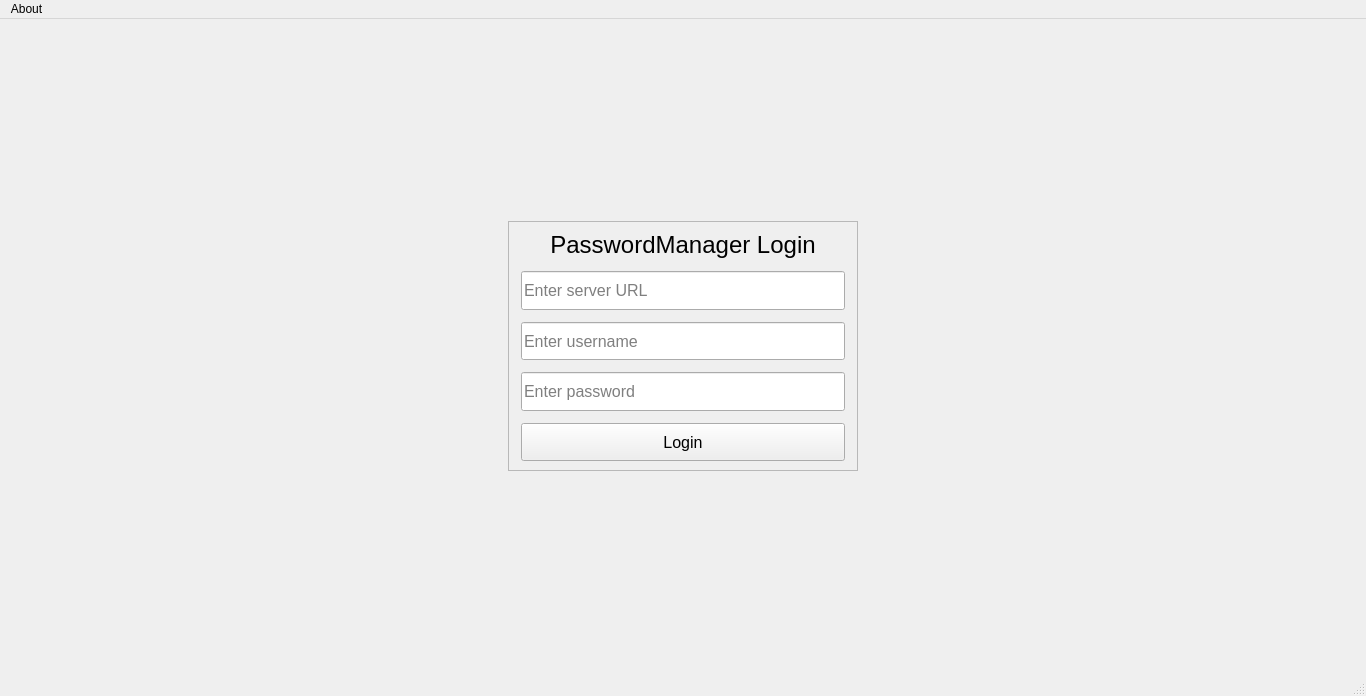
First picture: the form in pyside6_ui/main.ui, repository NewGuy103/PasswordManagerClient, before the edit.
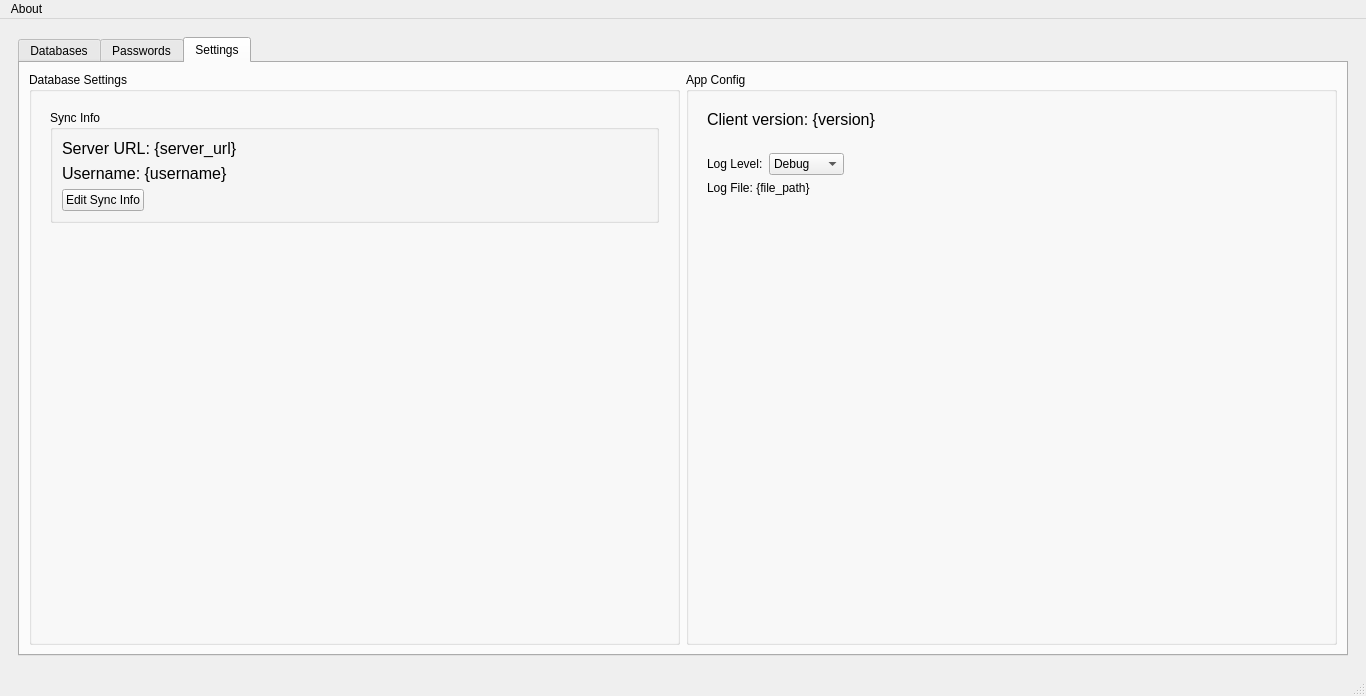
Second picture: the form after the edit. The open tabs and pages were chosen to show the change. Icons and pictures are not drawn.

Commit message: Add initial support for sync information and implement entry editing

Patch:
```diff
--- a/pyside6_ui/main.ui
+++ b/pyside6_ui/main.ui
@@ -18,141 +18,14 @@
     <item>
      <widget class="QStackedWidget" name="mainStackedWidget">
       <property name="currentIndex">
-       <number>1</number>
+       <number>0</number>
       </property>
-      <widget class="QWidget" name="loginPage">
-       <layout class="QVBoxLayout" name="verticalLayout_2">
-        <item alignment="Qt::AlignmentFlag::AlignHCenter|Qt::AlignmentFlag::AlignVCenter">
-         <widget class="QFrame" name="mainLoginFrame">
-          <property name="minimumSize">
-           <size>
-            <width>350</width>
-            <height>250</height>
-           </size>
-          </property>
-          <property name="frameShape">
-           <enum>QFrame::Shape::StyledPanel</enum>
-          </property>
-          <property name="frameShadow">
-           <enum>QFrame::Shadow::Raised</enum>
-          </property>
-          <layout class="QVBoxLayout" name="verticalLayout_3">
-           <property name="spacing">
-            <number>12</number>
-           </property>
-           <property name="leftMargin">
-            <number>12</number>
-           </property>
-           <property name="rightMargin">
-            <number>12</number>
-           </property>
-           <item>
-            <widget class="QLabel" name="loginLabel">
-             <property name="sizePolicy">
-              <sizepolicy hsizetype="Preferred" vsizetype="Maximum">
-               <horstretch>0</horstretch>
-               <verstretch>0</verstretch>
-              </sizepolicy>
-             </property>
-             <property name="font">
-              <font>
-               <pointsize>18</pointsize>
-              </font>
-             </property>
-             <property name="text">
-              <string>PasswordManager Login</string>
-             </property>
-             <property name="alignment">
-              <set>Qt::AlignmentFlag::AlignCenter</set>
-             </property>
-            </widget>
-           </item>
-           <item>
-            <widget class="QLineEdit" name="serverURILineEdit">
-             <property name="sizePolicy">
-              <sizepolicy hsizetype="Expanding" vsizetype="Minimum">
-               <horstretch>0</horstretch>
-               <verstretch>0</verstretch>
-              </sizepolicy>
-             </property>
-             <property name="font">
-              <font>
-               <pointsize>12</pointsize>
-              </font>
-             </property>
-             <property name="placeholderText">
-              <string>Enter server URL</string>
-             </property>
-            </widget>
-           </item>
-           <item>
-            <widget class="QLineEdit" name="usernameLineEdit">
-             <property name="sizePolicy">
-              <sizepolicy hsizetype="Expanding" vsizetype="Minimum">
-               <horstretch>0</horstretch>
-               <verstretch>0</verstretch>
-              </sizepolicy>
-             </property>
-             <property name="font">
-              <font>
-               <pointsize>12</pointsize>
-              </font>
-             </property>
-             <property name="placeholderText">
-              <string>Enter username</string>
-             </property>
-            </widget>
-           </item>
-           <item>
-            <widget class="QLineEdit" name="passwordLineEdit">
-             <property name="sizePolicy">
-              <sizepolicy hsizetype="Expanding" vsizetype="Minimum">
-               <horstretch>0</horstretch>
-               <verstretch>0</verstretch>
-              </sizepolicy>
-             </property>
-             <property name="font">
-              <font>
-               <pointsize>12</pointsize>
-              </font>
-             </property>
-             <property name="echoMode">
-              <enum>QLineEdit::EchoMode::Password</enum>
-             </property>
-             <property name="placeholderText">
-              <string>Enter password</string>
-             </property>
-            </widget>
-           </item>
-           <item>
-            <widget class="QPushButton" name="loginButton">
-             <property name="sizePolicy">
-              <sizepolicy hsizetype="Minimum" vsizetype="Minimum">
-               <horstretch>0</horstretch>
-               <verstretch>0</verstretch>
-              </sizepolicy>
-             </property>
-             <property name="font">
-              <font>
-               <pointsize>12</pointsize>
-              </font>
-             </property>
-             <property name="text">
-              <string>Login</string>
-             </property>
-            </widget>
-           </item>
-          </layout>
-         </widget>
-        </item>
-       </layout>
-      </widget>
       <widget class="QWidget" name="appPage">
        <layout class="QVBoxLayout" name="verticalLayout_4">
         <item>
          <widget class="QTabWidget" name="appTabWidget">
           <property name="currentIndex">
-           <number>0</number>
+           <number>2</number>
           </property>
           <widget class="QWidget" name="databasesTab">
            <attribute name="title">
@@ -597,7 +470,7 @@
            </attribute>
            <layout class="QHBoxLayout" name="horizontalLayout">
             <item>
-             <widget class="QGroupBox" name="availableLoginsGroupbox">
+             <widget class="QGroupBox" name="databaseSettingsGroupBox">
               <property name="sizePolicy">
                <sizepolicy hsizetype="Minimum" vsizetype="Preferred">
                 <horstretch>0</horstretch>
@@ -605,47 +478,82 @@
                </sizepolicy>
               </property>
               <property name="title">
-               <string>Available Logins</string>
+               <string>Database Settings</string>
               </property>
               <layout class="QVBoxLayout" name="verticalLayout_5">
                <item>
-                <widget class="QListWidget" name="availableLoginsListWidget">
-                 <property name="sizePolicy">
-                  <sizepolicy hsizetype="Minimum" vsizetype="Expanding">
-                   <horstretch>0</horstretch>
-                   <verstretch>0</verstretch>
-                  </sizepolicy>
-                 </property>
-                </widget>
-               </item>
-               <item>
-                <widget class="QFrame" name="accountButtonFrame">
-                 <property name="frameShape">
-                  <enum>QFrame::Shape::StyledPanel</enum>
-                 </property>
-                 <property name="frameShadow">
-                  <enum>QFrame::Shadow::Raised</enum>
-                 </property>
-                 <layout class="QHBoxLayout" name="horizontalLayout_2">
+                <widget class="QWidget" name="widget" native="true">
+                 <layout class="QVBoxLayout" name="verticalLayout_2">
                   <item>
-                   <widget class="QPushButton" name="addAccountButton">
-                    <property name="text">
-                     <string>Add Login</string>
+                   <widget class="QGroupBox" name="syncInfoGroupBox">
+                    <property name="sizePolicy">
+                     <sizepolicy hsizetype="Preferred" vsizetype="Maximum">
+                      <horstretch>0</horstretch>
+                      <verstretch>0</verstretch>
+                     </sizepolicy>
                     </property>
-                    <property name="icon">
-                     <iconset theme="QIcon::ThemeIcon::ListAdd"/>
+                    <property name="title">
+                     <string>Sync Info</string>
                     </property>
+                    <layout class="QVBoxLayout" name="verticalLayout_3">
+                     <item>
+                      <widget class="QLabel" name="syncInfoServerURLLabel">
+                       <property name="font">
+                        <font>
+                         <pointsize>12</pointsize>
+                        </font>
+                       </property>
+                       <property name="text">
+                        <string>Server URL: {server_url}</string>
+                       </property>
+                       <property name="textInteractionFlags">
+                        <set>Qt::TextInteractionFlag::TextBrowserInteraction</set>
+                       </property>
+                      </widget>
+                     </item>
+                     <item>
+                      <widget class="QLabel" name="syncInfoUsernameLabel">
+                       <property name="font">
+                        <font>
+                         <pointsize>12</pointsize>
+                        </font>
+                       </property>
+                       <property name="text">
+                        <string>Username: {username}</string>
+                       </property>
+                      </widget>
+                     </item>
+                     <item>
+                      <widget class="QPushButton" name="syncInfoEditButton">
+                       <property name="sizePolicy">
+                        <sizepolicy hsizetype="Maximum" vsizetype="Fixed">
+                         <horstretch>0</horstretch>
+                         <verstretch>0</verstretch>
+                        </sizepolicy>
+                       </property>
+                       <property name="text">
+                        <string>Edit Sync Info</string>
+                       </property>
+                       <property name="icon">
+                        <iconset theme="QIcon::ThemeIcon::DocumentProperties"/>
+                       </property>
+                      </widget>
+                     </item>
+                    </layout>
                    </widget>
                   </item>
                   <item>
-                   <widget class="QPushButton" name="removeAccountButton">
-                    <property name="text">
-                     <string>Remove Login</string>
+                   <spacer name="verticalSpacer_6">
+                    <property name="orientation">
+                     <enum>Qt::Orientation::Vertical</enum>
                     </property>
-                    <property name="icon">
-                     <iconset theme="QIcon::ThemeIcon::ListRemove"/>
+                    <property name="sizeHint" stdset="0">
+                     <size>
+                      <width>20</width>
+                      <height>40</height>
+                     </size>
                     </property>
-                   </widget>
+                   </spacer>
                   </item>
                  </layout>
                 </widget>
@@ -674,24 +582,6 @@
                   </sizepolicy>
                  </property>
                  <layout class="QGridLayout" name="gridLayout_10">
-                  <item row="2" column="0">
-                   <widget class="QLabel" name="serverUrlLabel">
-                    <property name="font">
-                     <font>
-                      <pointsize>12</pointsize>
-                     </font>
-                    </property>
-                    <property name="cursor">
-                     <cursorShape>IBeamCursor</cursorShape>
-                    </property>
-                    <property name="text">
-                     <string>Server URL: {server_url}</string>
-                    </property>
-                    <property name="textInteractionFlags">
-                     <set>Qt::TextInteractionFlag::TextBrowserInteraction</set>
-                    </property>
-                   </widget>
-                  </item>
                   <item row="0" column="0">
                    <widget class="QLabel" name="clientVersionLabel">
                     <property name="sizePolicy">
@@ -716,24 +606,6 @@
                     </property>
                    </widget>
                   </item>
-                  <item row="1" column="0">
-                   <widget class="QLabel" name="appCurrentUsernameLabel">
-                    <property name="font">
-                     <font>
-                      <pointsize>12</pointsize>
-                     </font>
-                    </property>
-                    <property name="cursor">
-                     <cursorShape>IBeamCursor</cursorShape>
-                    </property>
-                    <property name="text">
-                     <string>User: {username}</string>
-                    </property>
-                    <property name="textInteractionFlags">
-                     <set>Qt::TextInteractionFlag::TextBrowserInteraction</set>
-                    </property>
-                   </widget>
-                  </item>
                  </layout>
                 </widget>
                </item>
```
The commit also changes 50 other files.
